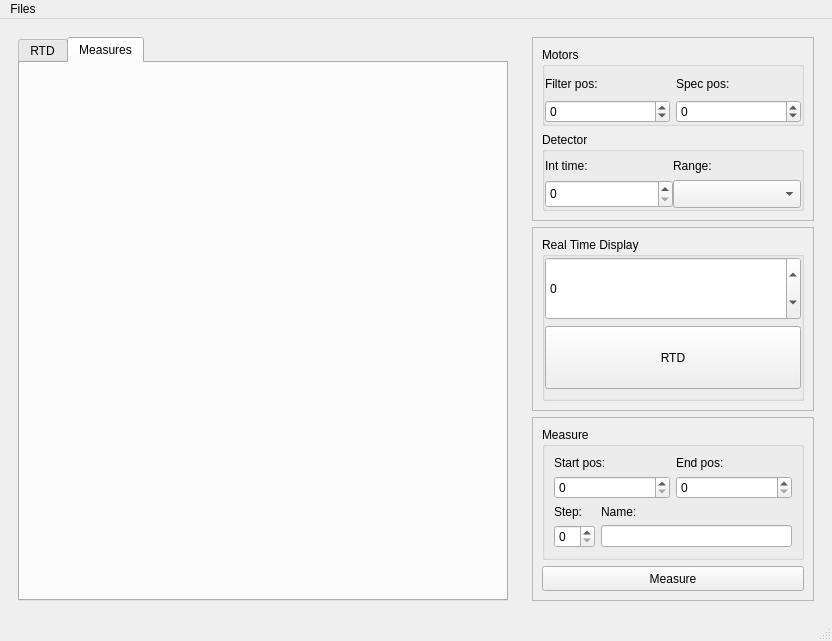
Above: GUI/mainwindow.ui from FabioBrugnara/SPEX-1877_TripleMonochromator before the change. Below: the same form after it.
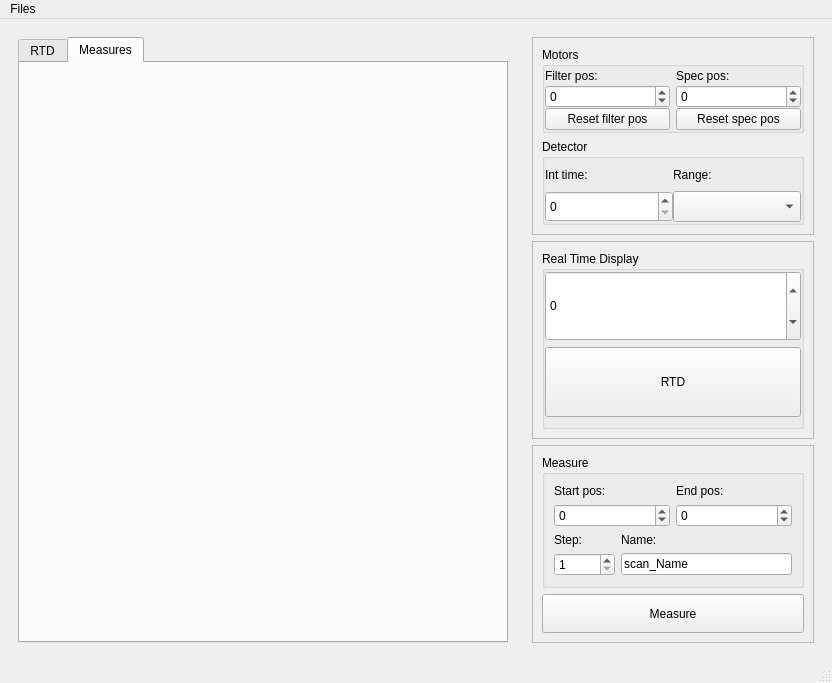
That is the form after the change. The open tabs and pages were chosen to show the change.

```diff
--- a/GUI/mainwindow.ui
+++ b/GUI/mainwindow.ui
@@ -7,7 +7,7 @@
     <x>0</x>
     <y>0</y>
     <width>832</width>
-    <height>641</height>
+    <height>683</height>
    </rect>
   </property>
   <property name="sizePolicy">
@@ -175,8 +175,19 @@
                  <property name="minimum">
                   <number>-100000</number>
                  </property>
-                 <property name="maximum">
-                  <number>1000000</number>
+                </widget>
+               </item>
+               <item row="2" column="0">
+                <widget class="QPushButton" name="pushButton_ResetFilter">
+                 <property name="text">
+                  <string>Reset filter pos</string>
+                 </property>
+                </widget>
+               </item>
+               <item row="2" column="1">
+                <widget class="QPushButton" name="pushButton_ResetSpec">
+                 <property name="text">
+                  <string>Reset spec pos</string>
                  </property>
                 </widget>
                </item>
@@ -395,14 +406,27 @@
                 </widget>
                </item>
                <item row="1" column="0">
-                <widget class="QSpinBox" name="spinBox_2">
+                <widget class="QSpinBox" name="spinBox_MeasStart">
+                 <property name="minimum">
+                  <number>-1000000</number>
+                 </property>
+                 <property name="maximum">
+                  <number>1000000</number>
+                 </property>
                  <property name="stepType">
                   <enum>QAbstractSpinBox::DefaultStepType</enum>
                  </property>
                 </widget>
                </item>
                <item row="1" column="1">
-                <widget class="QSpinBox" name="spinBox_3"/>
+                <widget class="QSpinBox" name="spinBox_MeasEnd">
+                 <property name="minimum">
+                  <number>-1000000</number>
+                 </property>
+                 <property name="maximum">
+                  <number>1000000</number>
+                 </property>
+                </widget>
                </item>
               </layout>
              </item>
@@ -416,7 +440,14 @@
                 </widget>
                </item>
                <item row="1" column="0">
-                <widget class="QSpinBox" name="spinBox_4"/>
+                <widget class="QSpinBox" name="spinBox_MeasStep">
+                 <property name="minimum">
+                  <number>1</number>
+                 </property>
+                 <property name="maximum">
+                  <number>10000</number>
+                 </property>
+                </widget>
                </item>
                <item row="0" column="1">
                 <widget class="QLabel" name="label_12">
@@ -426,7 +457,11 @@
                 </widget>
                </item>
                <item row="1" column="1">
-                <widget class="QLineEdit" name="lineEdit_MeasName"/>
+                <widget class="QLineEdit" name="lineEdit_MeasName">
+                 <property name="text">
+                  <string>scan_Name</string>
+                 </property>
+                </widget>
                </item>
               </layout>
              </item>
```
Left out of the diff: 25 changed lines with no effect on the pictures.
